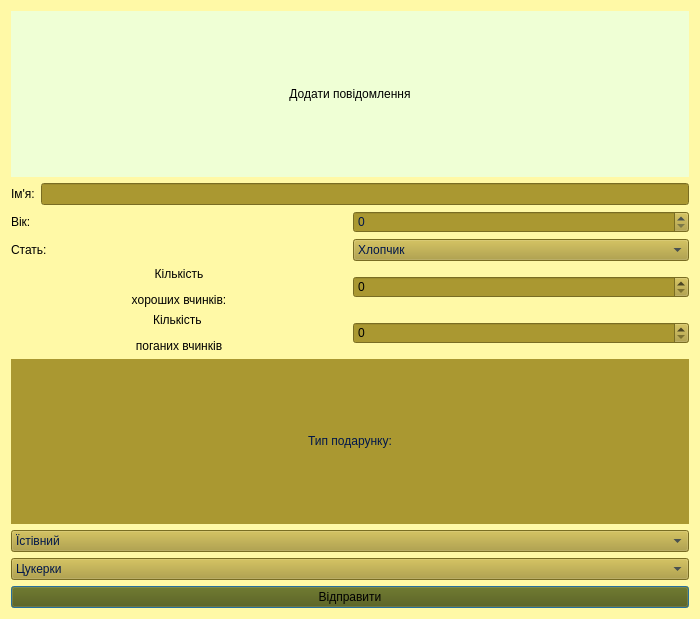
Before: the Qt Designer form window2.ui in AnastasiiaPetrochenko/courseWork_3term, drawn with Qt 5.
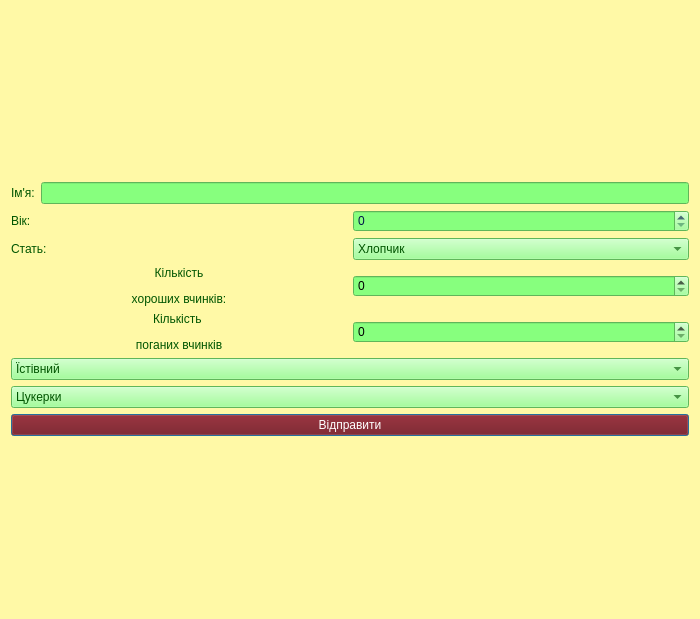
After: the same form once the commit is applied.

Diff of the .ui file:
```diff
--- a/window2.ui
+++ b/window2.ui
@@ -21,27 +21,15 @@
   <layout class="QVBoxLayout" name="verticalLayout_2">
    <item>
     <layout class="QVBoxLayout" name="verticalLayout">
-     <item>
-      <widget class="QLabel" name="label_7">
-       <property name="styleSheet">
-        <string notr="true">font: 700 11pt &quot;Segoe UI&quot;;
-background-color: rgb(239, 255, 213);
-color: rgb(0, 0, 0);
-font: 700 10pt &quot;Segoe UI&quot;;
-font: 700 14pt &quot;Segoe UI&quot;;</string>
-       </property>
-       <property name="text">
-        <string>&lt;html&gt;&lt;head/&gt;&lt;body&gt;&lt;p align=&quot;center&quot;&gt;Додати повідомлення&lt;/p&gt;&lt;/body&gt;&lt;/html&gt;</string>
-       </property>
-      </widget>
-     </item>
      <item>
       <layout class="QHBoxLayout" name="horizontalLayout">
        <item>
         <widget class="QLabel" name="label_2">
          <property name="styleSheet">
           <string notr="true">font: 700 14pt &quot;Consolas&quot;;
-color: rgb(0, 0, 0);</string>
+color: rgb(0, 85, 0);
+
+</string>
          </property>
          <property name="text">
           <string>Ім'я:</string>
@@ -51,7 +39,8 @@
        <item>
         <widget class="QLineEdit" name="lineEdit">
          <property name="styleSheet">
-          <string notr="true">background-color: rgb(170, 152, 49);</string>
+          <string notr="true">background-color: rgb(135, 255, 126);
+</string>
          </property>
         </widget>
        </item>
@@ -62,8 +51,8 @@
        <item>
         <widget class="QLabel" name="label">
          <property name="styleSheet">
-          <string notr="true">font: 700 14pt &quot;Consolas&quot;;
-color: rgb(0, 0, 0);</string>
+          <string notr="true">font: 700 14pt &quot;Consolas&quot;;color: rgb(0, 85, 0);
+</string>
          </property>
          <property name="text">
           <string>Вік:</string>
@@ -75,7 +64,7 @@
          <property name="styleSheet">
           <string notr="true">font: 700 9pt &quot;Consolas&quot;;
 color: rgb(0, 22, 74);
-background-color: rgb(170, 152, 49);</string>
+background-color: rgb(135, 255, 126);</string>
          </property>
         </widget>
        </item>
@@ -87,7 +76,8 @@
         <widget class="QLabel" name="label_3">
          <property name="styleSheet">
           <string notr="true">font: 700 14pt &quot;Consolas&quot;;
-color: rgb(0, 0, 0);</string>
+color: rgb(0, 85, 0);
+</string>
          </property>
          <property name="text">
           <string>Стать:</string>
@@ -98,8 +88,8 @@
         <widget class="QComboBox" name="comboBox_2">
          <property name="styleSheet">
           <string notr="true">font: 700 9pt &quot;Consolas&quot;;
-color: rgb(0, 22, 74);
-background-color: rgb(170, 152, 49);</string>
+color: rgb(0, 85, 0);
+background-color: rgb(135, 255, 126);</string>
          </property>
          <item>
           <property name="text">
@@ -121,7 +111,8 @@
         <widget class="QLabel" name="label_5">
          <property name="styleSheet">
           <string notr="true">font: 700 14pt &quot;Consolas&quot;;
-color: rgb(0, 0, 0);</string>
+color: rgb(0, 85, 0);
+</string>
          </property>
          <property name="text">
           <string>&lt;html&gt;&lt;head/&gt;&lt;body&gt;&lt;p align=&quot;center&quot;&gt;Кількість&lt;/p&gt;&lt;p align=&quot;center&quot;&gt; хороших вчинків:&lt;/p&gt;&lt;/body&gt;&lt;/html&gt;</string>
@@ -131,8 +122,7 @@
        <item>
         <widget class="QSpinBox" name="spinBox_2">
          <property name="styleSheet">
-          <string notr="true">background-color: rgb(170, 152, 49);
-</string>
+          <string notr="true">background-color: rgb(135, 255, 126);</string>
          </property>
         </widget>
        </item>
@@ -144,7 +134,8 @@
         <widget class="QLabel" name="label_4">
          <property name="styleSheet">
           <string notr="true">font: 700 14pt &quot;Consolas&quot;;
-color: rgb(0, 0, 0);</string>
+color: rgb(0, 85, 0);
+</string>
          </property>
          <property name="text">
           <string>&lt;html&gt;&lt;head/&gt;&lt;body&gt;&lt;p align=&quot;center&quot;&gt;Кількість &lt;/p&gt;&lt;p align=&quot;center&quot;&gt;поганих вчинків&lt;/p&gt;&lt;/body&gt;&lt;/html&gt;</string>
@@ -154,30 +145,19 @@
        <item>
         <widget class="QSpinBox" name="spinBox_3">
          <property name="styleSheet">
-          <string notr="true">background-color: rgb(170, 152, 49);</string>
+          <string notr="true">background-color: rgb(135, 255, 126);</string>
          </property>
         </widget>
        </item>
       </layout>
      </item>
-     <item>
-      <widget class="QLabel" name="label_6">
-       <property name="styleSheet">
-        <string notr="true">font: 700 14pt &quot;Consolas&quot;;
-color: rgb(0, 22, 74);
-background-color: rgb(170, 152, 49);</string>
-       </property>
-       <property name="text">
-        <string>&lt;html&gt;&lt;head/&gt;&lt;body&gt;&lt;p align=&quot;center&quot;&gt;Тип подарунку:&lt;/p&gt;&lt;/body&gt;&lt;/html&gt;</string>
-       </property>
-      </widget>
-     </item>
      <item>
       <widget class="QComboBox" name="comboBox">
        <property name="styleSheet">
         <string notr="true">font: 700 9pt &quot;Consolas&quot;;
-color: rgb(0, 22, 74);
-background-color: rgb(170, 152, 49);</string>
+color: rgb(0, 85, 0);
+
+background-color: rgb(135, 255, 126);</string>
        </property>
        <item>
         <property name="text">
@@ -195,8 +175,9 @@
       <widget class="QComboBox" name="comboBox_3">
        <property name="styleSheet">
         <string notr="true">font: 700 9pt &quot;Consolas&quot;;
-color: rgb(0, 22, 74);
-background-color: rgb(170, 152, 49);</string>
+color: rgb(0, 85, 0);
+
+background-color: rgb(135, 255, 126);</string>
        </property>
        <item>
         <property name="text">
@@ -218,7 +199,9 @@
      <item>
       <widget class="QPushButton" name="pushButton">
        <property name="styleSheet">
-        <string notr="true">background-color: rgb(85, 85, 0);</string>
+        <string notr="true">color: rgb(255, 255, 255);
+background-color: rgb(115, 0, 2);
+font: 15pt &quot;Consolas&quot;;</string>
        </property>
        <property name="text">
         <string>Відправити</string>
```
Left out of the diff: 2 changed lines with no effect on the pictures.
